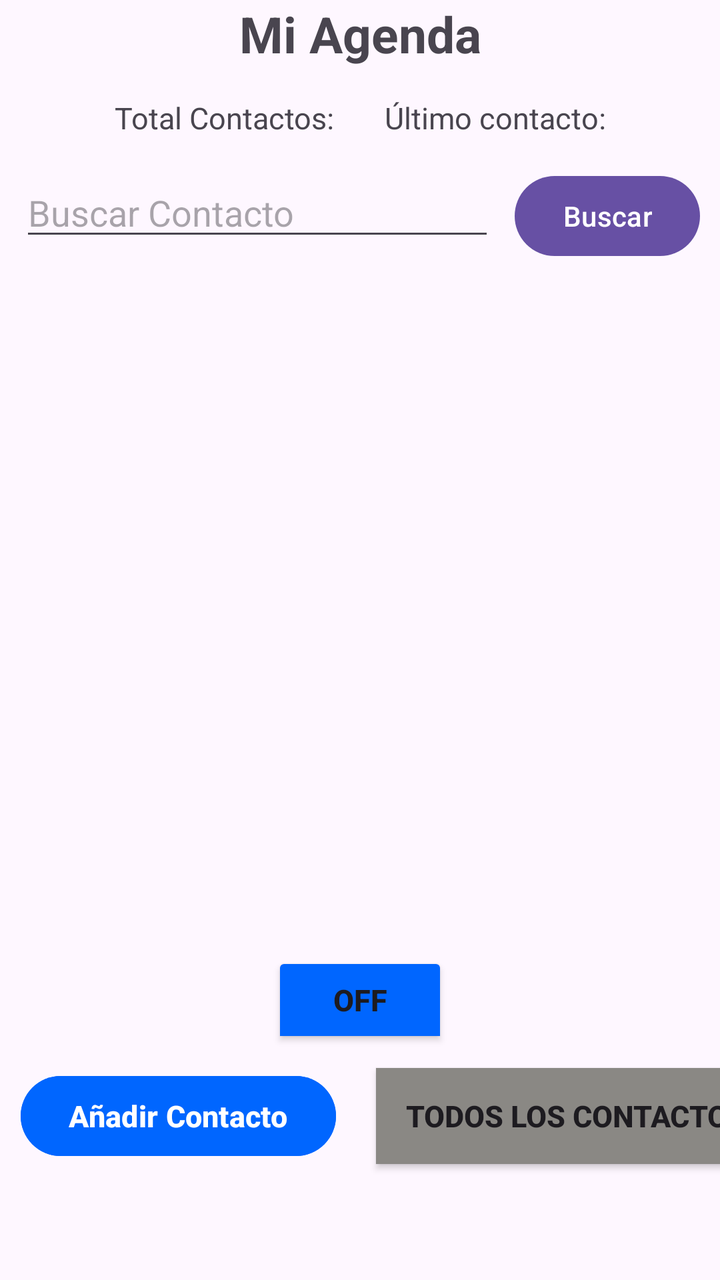
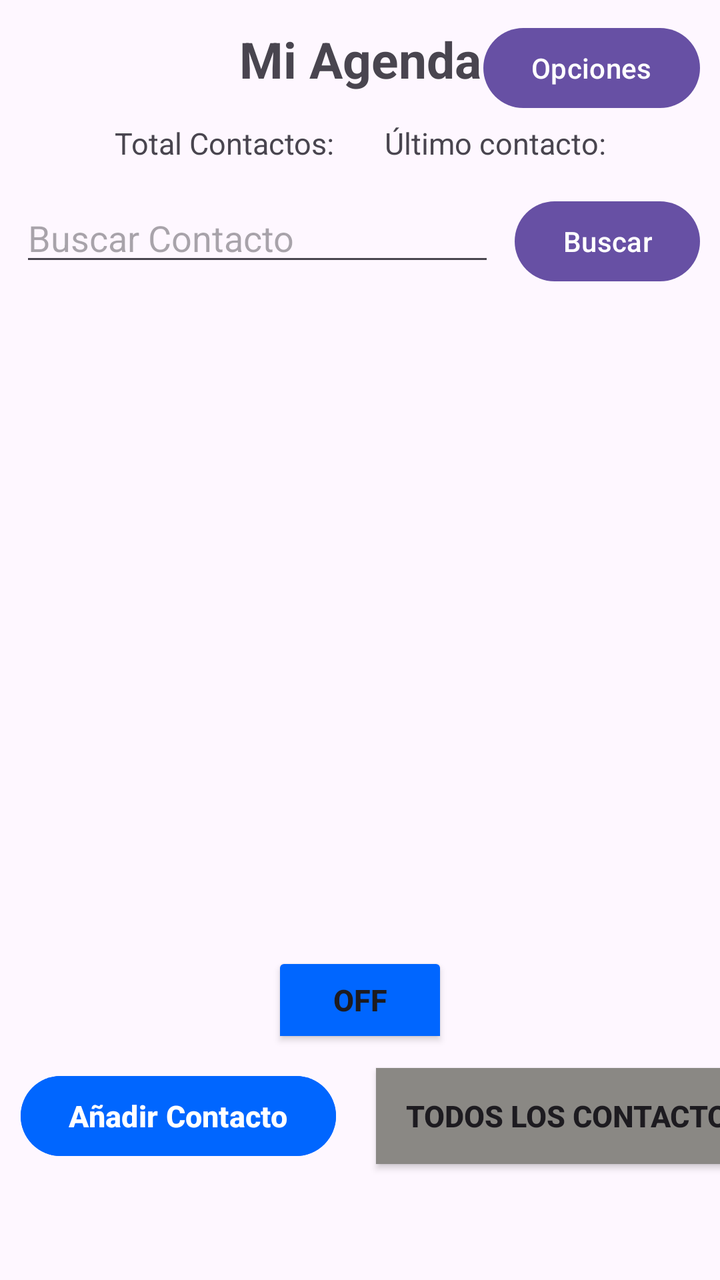

Before-and-after screenshots of an Android layout around one commit, followed by the original layout XML and the change that was made.
<!-- AndroidManifest.xml: application theme Theme.MiAgenda -->
<!-- res/layout/activity_main.xml -->
<?xml version="1.0" encoding="utf-8"?>
<androidx.constraintlayout.widget.ConstraintLayout xmlns:android="http://schemas.android.com/apk/res/android"
    xmlns:app="http://schemas.android.com/apk/res-auto"
    xmlns:tools="http://schemas.android.com/tools"
    android:id="@+id/main"
    android:layout_width="match_parent"
    android:layout_height="match_parent"
    tools:context=".MainActivity">

    <TextView
        android:id="@+id/title"
        android:layout_width="wrap_content"
        android:layout_height="wrap_content"
        android:text="@string/app_name"
        app:layout_constraintTop_toTopOf="parent"
        app:layout_constraintEnd_toEndOf="parent"
        app:layout_constraintStart_toStartOf="parent"
        android:textSize="25sp"
        android:textStyle="bold"
    />

    <LinearLayout
        android:id="@+id/infoLayout"
        android:layout_width="wrap_content"
        android:layout_height="wrap_content"
        app:layout_constraintStart_toStartOf="@+id/title"
        app:layout_constraintEnd_toEndOf="@+id/title"
        app:layout_constraintTop_toBottomOf="@+id/title"
        android:layout_margin="10dp"
        android:orientation="horizontal">

        <TextView
            android:id="@+id/contactos"
            android:layout_width="wrap_content"
            android:layout_height="wrap_content"
            android:text="@string/contacts"
            android:padding="5dp"
            android:textSize="15sp"
        />
        <TextView
            android:id="@+id/contacts_count"
            android:layout_width="wrap_content"
            android:layout_height="wrap_content"
            android:paddingStart="0dp"
            android:paddingEnd="10dp"
            android:textSize="15sp"
        />

        <TextView
            android:id="@+id/lastContactText"
            android:layout_width="wrap_content"
            android:layout_height="wrap_content"
            android:text="@string/last_contact_text"
            android:paddingStart="10dp"
            android:paddingEnd="5dp"
            android:textSize="15sp"
        />
        <TextView
            android:id="@+id/lastContact"
            android:layout_width="wrap_content"
            android:layout_height="wrap_content"
            android:textSize="15sp"

        />

    </LinearLayout>

    <EditText
        android:id="@+id/search_input"
        android:layout_width="0dp"
        android:layout_height="wrap_content"
        android:hint="@string/search_hint"
        android:layout_margin="10dp"
        app:layout_constraintStart_toStartOf="parent"
        app:layout_constraintEnd_toStartOf="@id/search_button"
        app:layout_constraintTop_toBottomOf="@+id/infoLayout"
        app:layout_constraintBaseline_toBaselineOf="@+id/search_button"
    />

    <Button
        android:id="@+id/search_button"
        android:layout_width="wrap_content"
        android:layout_height="wrap_content"
        android:text="@string/search_button"
        android:layout_margin="10dp"
        app:layout_constraintEnd_toEndOf="parent"

        app:layout_constraintTop_toBottomOf="@+id/infoLayout"


    />

    <LinearLayout
        android:id="@+id/buttonsLayout"
        android:layout_width="wrap_content"
        android:layout_height="wrap_content"
        app:layout_constraintStart_toStartOf="@+id/title"
        app:layout_constraintEnd_toEndOf="@+id/title"
        app:layout_constraintBottom_toBottomOf="parent"
        app:layout_constraintTop_toBottomOf="@+id/recyclerContacts">

        <Button
            android:id="@+id/addContact"
            android:layout_width="wrap_content"
            android:layout_height="wrap_content"
            android:text="@string/add_contact"
            android:backgroundTint="@color/blue"
            android:textSize="15sp"
            android:textStyle="bold"
            android:layout_margin="10dp"
        />
        <ToggleButton
            android:id="@+id/only_favourites"
            android:layout_width="200dp"
            android:layout_height="wrap_content"
            android:textOff="@string/all_contacts"
            android:textOn="@string/only_favourites"
            android:background="@drawable/toggle_button"
            android:textSize="15sp"
            android:textStyle="bold"
            android:checked="false"
            android:layout_margin="10dp"
        />

    </LinearLayout>

    <ToggleButton
        android:id="@+id/sort"
        android:layout_width="wrap_content"
        android:layout_height="wrap_content"
        android:text="@string/sort"
        android:backgroundTint="@color/blue"
        android:textSize="15sp"
        android:textStyle="bold"
        android:layout_margin="0dp"
        app:layout_constraintStart_toStartOf="parent"
        app:layout_constraintEnd_toEndOf="parent"
        app:layout_constraintTop_toBottomOf="@+id/recyclerContacts"
        app:layout_constraintBottom_toTopOf="@+id/buttonsLayout"
    />


    <androidx.recyclerview.widget.RecyclerView
        android:id="@+id/recyclerContacts"
        android:layout_width="0dp"
        android:layout_height="0dp"
        app:layout_constraintTop_toBottomOf="@id/search_input"
        app:layout_constraintBottom_toTopOf="@id/sort"
        app:layout_constraintStart_toStartOf="parent"
        app:layout_constraintEnd_toEndOf="parent"/>

</androidx.constraintlayout.widget.ConstraintLayout>
<!-- resources referenced by this layout -->
<resources>
  <color name="blue">#0066FF</color>
  <!-- drawable toggle_button (drawable) -->
  <?xml version="1.0" encoding="utf-8"?>
  <selector xmlns:android="http://schemas.android.com/apk/res/android">
  
      <item android:state_checked="true" android:drawable="@color/yellow" />
      <item android:state_checked="false" android:drawable="@color/lightGrey" />
  </selector>
  <string name="add_contact">Añadir Contacto</string>
  <string name="all_contacts">Todos los contactos</string>"
  <string name="app_name">Mi Agenda</string>
  <string name="contacts">Total Contactos: </string>
  <string name="last_contact_text">Último contacto: </string>
  <string name="only_favourites">Solo favoritos</string>
  <string name="search_button">Buscar</string>
  <string name="search_hint">Buscar Contacto</string>
  <string name="sort">Ordenar</string>
  <style name="Theme.MiAgenda" parent="Base.Theme.MiAgenda" />
  <color name="yellow">#FFDF00</color>
  <color name="lightGrey">#8A8884</color>
  <style name="Base.Theme.MiAgenda" parent="Theme.Material3.DayNight.NoActionBar">
          
          
      </style>
</resources>

<!-- the commit's change to res/layout/activity_main.xml (unified diff, before → after) -->
@@ -17,6 +17,18 @@
         app:layout_constraintStart_toStartOf="parent"
         android:textSize="25sp"
         android:textStyle="bold"
+        app:layout_constraintBaseline_toBaselineOf="@+id/options"
+    />
+
+    <Button
+        android:id="@+id/options"
+        android:layout_width="wrap_content"
+        android:layout_height="wrap_content"
+        android:text="@string/options_menu"
+        android:layout_margin="10dp"
+        app:layout_constraintEnd_toEndOf="parent"
+        app:layout_constraintTop_toTopOf="parent"
+
     />
 
     <LinearLayout
<!-- resource entries referenced after the edit -->
@@ -14,6 +14,7 @@
   <string name="contacts">Total Contactos: </string>
   <string name="last_contact_text">Último contacto: </string>
   <string name="only_favourites">Solo favoritos</string>
+  <string name="options_menu">Opciones"</string>
   <string name="search_button">Buscar</string>
   <string name="search_hint">Buscar Contacto</string>
   <string name="sort">Ordenar</string>
